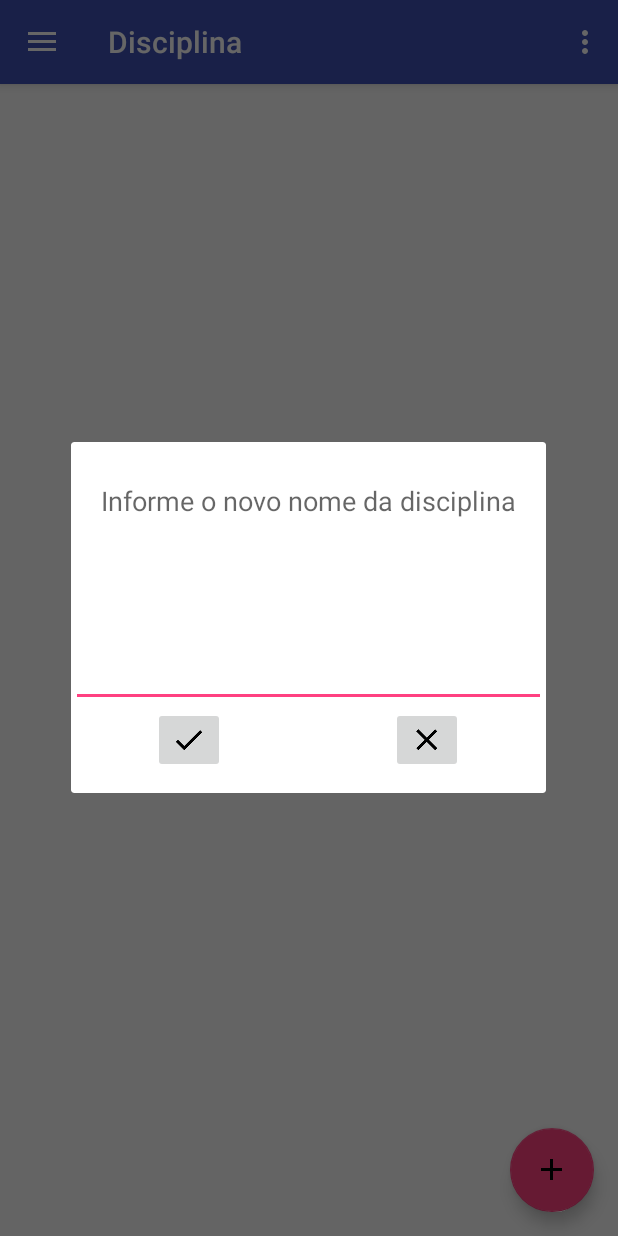
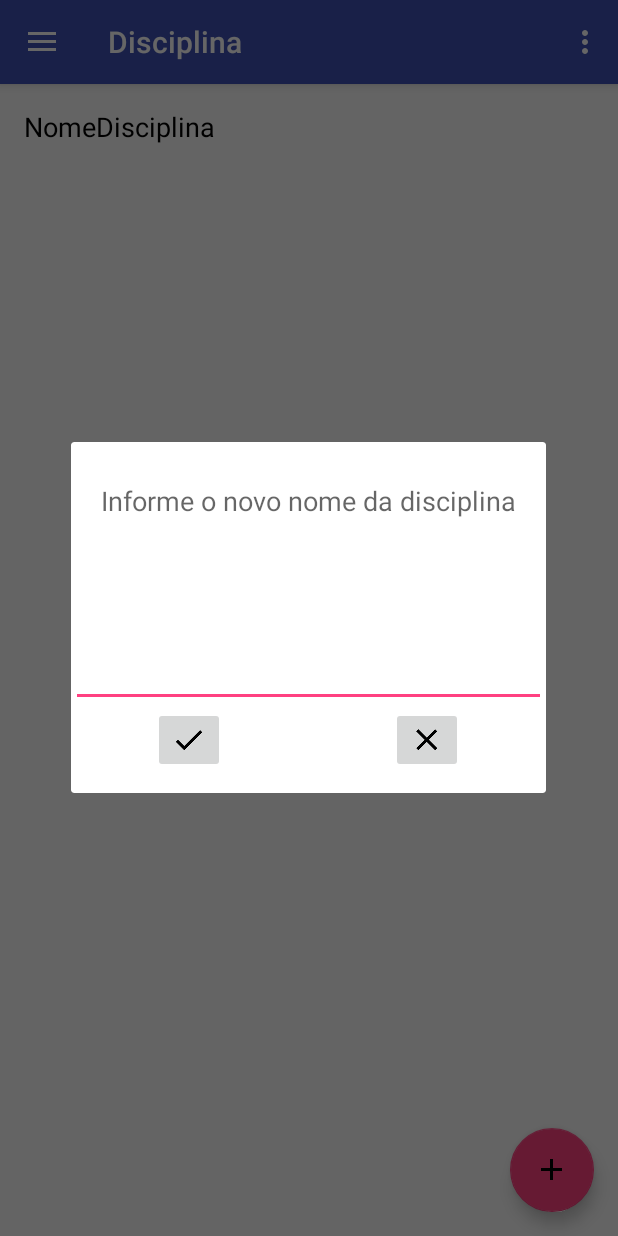
Before and after one commit to EduardoSeguraFornari/Avaliacoes, an Android app: the DisciplinaActivity screen opened directly, with no data from a screen before it, in the options menu, after a tap on "Renomear", on a phone screen of 412 x 824 dp. Run offline under Robolectric (Android 15) with nearby library versions, the phone set to English and light mode, and no system bars; 3 statements that could not run were skipped.

```diff
--- a/app/src/main/res/layout/content_disciplina.xml
+++ b/app/src/main/res/layout/content_disciplina.xml
@@ -16,7 +16,18 @@
         android:orientation="vertical"
         android:layout_width="fill_parent"
         android:layout_height="fill_parent"
-        android:layout_weight="1">
+        android:layout_weight="1"
+        android:id="@+id/linearLayout">
+
+        <TextView
+            android:layout_width="match_parent"
+            android:layout_height="wrap_content"
+            android:textAppearance="?android:attr/textAppearanceMedium"
+            android:text="NomeDisciplina"
+            android:id="@+id/textViewNomeDisciplina"
+            android:layout_above="@+id/linearLayout"
+            android:layout_centerHorizontal="true"
+            android:textColor="#000" />
 
         <ListView
             android:layout_width="match_parent"
```
Also changed, not shown: app/src/main/java/com/fornari/eduardo/avaliacoes/DisciplinaActivity.java (+24 -10 lines), app/src/main/java/com/fornari/eduardo/avaliacoes/dao/DisciplinaDAO.java (+24 -0 lines).
